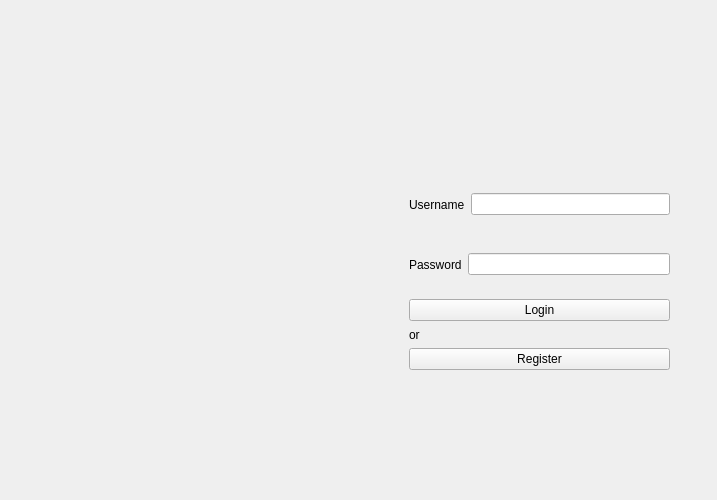
Above: ui/mainwindow.ui from llauret-iut90/BeretPass before the change. Below: the same form after it.
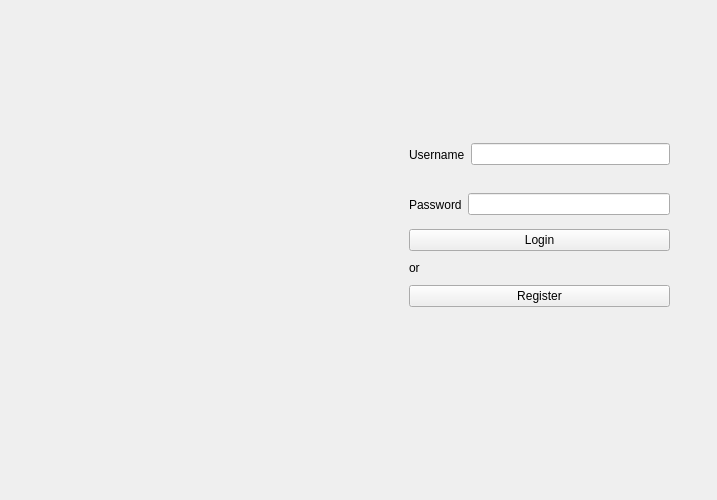
That is the form after the change. The open tabs and pages were chosen to show the change. Icons and pictures are not drawn.

What changed in the file:
```diff
--- a/ui/mainwindow.ui
+++ b/ui/mainwindow.ui
@@ -25,7 +25,7 @@
         <property name="geometry">
          <rect>
           <x>400</x>
-          <y>170</y>
+          <y>120</y>
           <width>261</width>
           <height>51</height>
          </rect>
@@ -51,7 +51,7 @@
         <property name="geometry">
          <rect>
           <x>400</x>
-          <y>230</y>
+          <y>170</y>
           <width>261</width>
           <height>51</height>
          </rect>
@@ -77,9 +77,9 @@
         <property name="geometry">
          <rect>
           <x>400</x>
-          <y>290</y>
+          <y>220</y>
           <width>261</width>
-          <height>71</height>
+          <height>78</height>
          </rect>
         </property>
         <layout class="QVBoxLayout" name="ActionsButtons">
@@ -110,7 +110,7 @@
         <property name="geometry">
          <rect>
           <x>100</x>
-          <y>130</y>
+          <y>110</y>
           <width>271</width>
           <height>221</height>
          </rect>
```
Left out of the diff: 2 changed lines with no effect on the pictures.
